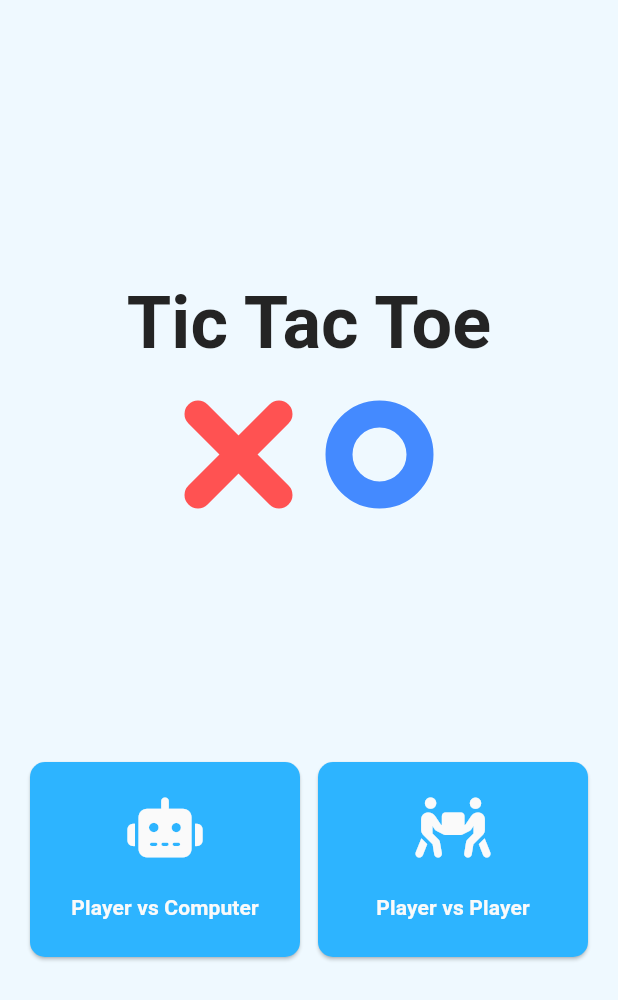
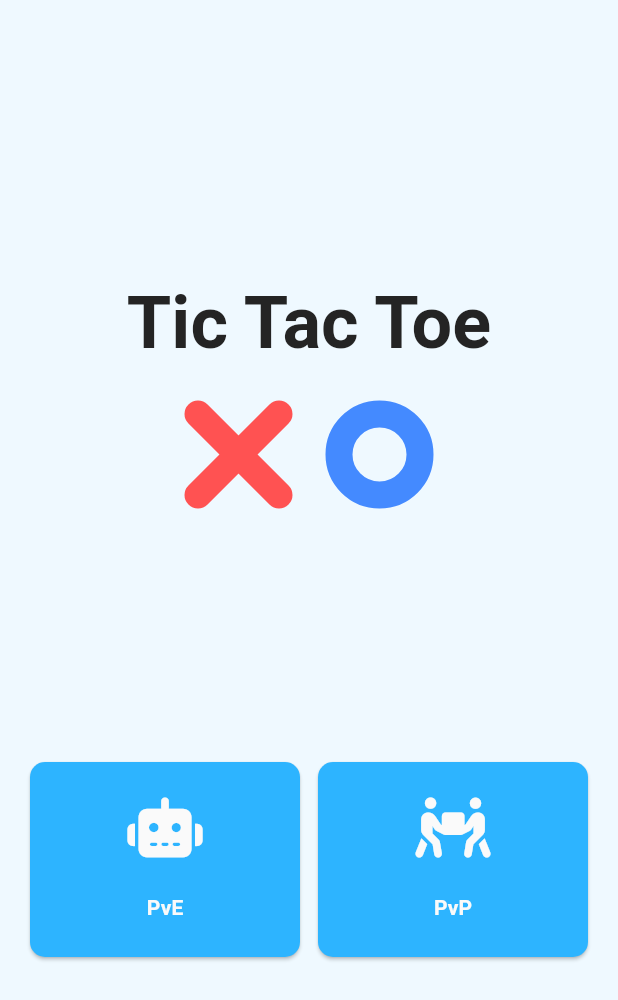
Before and after one commit to NhatToan1010/tic_tac_toe_flutter, a Flutter app: the screen it shows after launch, on a phone screen of 412 x 824 dp. Shown: the top 1000 px of the screen. Run offline on Flutter 3.47's test engine with Material 3 defaults, Android fonts, the phone set to English and light mode, and no system bars; our stand-ins replace font_awesome_flutter, get, google_fonts.

Commit message:
Update texts

```diff
--- a/lib/src/constants/strings.dart
+++ b/lib/src/constants/strings.dart
@@ -1,3 +1,3 @@
 const String txtGameTitle = "Tic Tac Toe";
-const String txtPve = "Player vs Computer";
-const String txtPvp = "Player vs Player";
+const String txtPve = "PvE";
+const String txtPvp = "PvP";
```
